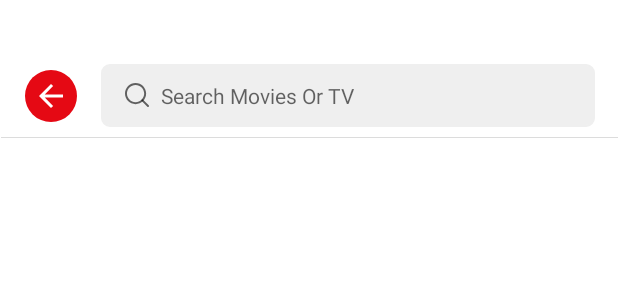
After one commit to wahyouwebid/MovieQ, an Android app: the layout activity_search.xml on its own in the app's theme, with its tools: preview values and no code run, on a phone screen of 412 x 824 dp. The commit adds this screen. Shown: the top 300 px of the screen. Run offline under Robolectric (Android 15) with nearby library versions, the phone set to English and light mode, and no system bars.

Commit message:
feat ui search

```diff
--- a/app/src/main/AndroidManifest.xml
+++ b/app/src/main/AndroidManifest.xml
@@ -12,7 +12,8 @@
         android:roundIcon="@mipmap/ic_launcher_round"
         android:supportsRtl="true"
         android:theme="@style/Theme.MovieQ.NoActionBar">
-        <activity android:name=".ui.movie.toprated.TopRatedMovieActivity"></activity>
+        <activity android:name=".ui.search.SearchActivity"></activity>
+        <activity android:name=".ui.movie.toprated.TopRatedMovieActivity" />
         <activity android:name=".ui.movie.popular.PopularMovieActivity" />
         <activity android:name=".ui.movie.upcoming.UpcomingMovieActivity" />
         <activity
--- a/app/src/main/java/web/id/wahyou/movieq/ui/movie/MovieFragment.kt
+++ b/app/src/main/java/web/id/wahyou/movieq/ui/movie/MovieFragment.kt
@@ -21,6 +21,7 @@ import web.id.wahyou.movieq.ui.movie.detail.DetailMovieActivity
 import web.id.wahyou.movieq.ui.movie.popular.PopularMovieActivity
 import web.id.wahyou.movieq.ui.movie.toprated.TopRatedMovieActivity
 import web.id.wahyou.movieq.ui.movie.upcoming.UpcomingMovieActivity
+import web.id.wahyou.movieq.ui.search.SearchActivity
 import web.id.wahyou.movieq.utils.Utils.delay
 
 @AndroidEntryPoint
@@ -117,6 +118,10 @@ class MovieFragment : Fragment() {
             tvSeePopular.setOnClickListener {
                 startActivity(Intent(requireContext(), PopularMovieActivity::class.java))
             }
+
+            search.setOnClickListener {
+                startActivity(Intent(requireContext(), SearchActivity::class.java))
+            }
         }
     }
 
--- a/app/src/main/java/web/id/wahyou/movieq/ui/tvshow/TvShowFragment.kt
+++ b/app/src/main/java/web/id/wahyou/movieq/ui/tvshow/TvShowFragment.kt
@@ -14,6 +14,7 @@ import web.id.wahyou.movieq.data.model.tvshow.DataTvShow
 import web.id.wahyou.movieq.databinding.BottomSheetBinding
 import web.id.wahyou.movieq.databinding.FragmentTvshowBinding
 import web.id.wahyou.movieq.state.TvShowState
+import web.id.wahyou.movieq.ui.search.SearchActivity
 import web.id.wahyou.movieq.ui.tvshow.detail.DetailTvShowActivity
 import web.id.wahyou.movieq.utils.Utils.delay
 
@@ -55,6 +56,10 @@ class TvShowFragment : Fragment() {
                 it.adapter = adapter
                 it.layoutManager = GridLayoutManager(requireContext(), 3)
                 it.setHasFixedSize(true)
+            }
+
+            search.setOnClickListener {
+                startActivity(Intent(requireContext(), SearchActivity::class.java))
             }
         }
     }
--- a/app/src/main/res/drawable/ic_search.xml
+++ b/app/src/main/res/drawable/ic_search_small.xml
@@ -1,5 +1,5 @@
-<vector android:height="50dp" android:viewportHeight="512"
-    android:viewportWidth="512" android:width="50dp" xmlns:android="http://schemas.android.com/apk/res/android">
+<vector android:height="16dp" android:viewportHeight="512"
+    android:viewportWidth="512" android:width="16dp" xmlns:android="http://schemas.android.com/apk/res/android">
     <path android:fillColor="?attr/colorControlNormal" android:pathData="M225.474,0C101.151,0 0,101.151 0,225.474c0,124.33 101.151,225.474 225.474,225.474c124.33,0 225.474,-101.144 225.474,-225.474C450.948,101.151 349.804,0 225.474,0zM225.474,409.323c-101.373,0 -183.848,-82.475 -183.848,-183.848S124.101,41.626 225.474,41.626s183.848,82.475 183.848,183.848S326.847,409.323 225.474,409.323z"/>
     <path android:fillColor="?attr/colorControlNormal" android:pathData="M505.902,476.472L386.574,357.144c-8.131,-8.131 -21.299,-8.131 -29.43,0c-8.131,8.124 -8.131,21.306 0,29.43l119.328,119.328c4.065,4.065 9.387,6.098 14.715,6.098c5.321,0 10.649,-2.033 14.715,-6.098C514.033,497.778 514.033,484.596 505.902,476.472z"/>
 </vector>
--- /dev/null
+++ b/app/src/main/res/layout/activity_search.xml
@@ -0,0 +1,62 @@
+<?xml version="1.0" encoding="utf-8"?>
+<androidx.constraintlayout.widget.ConstraintLayout xmlns:android="http://schemas.android.com/apk/res/android"
+    xmlns:app="http://schemas.android.com/apk/res-auto"
+    xmlns:tools="http://schemas.android.com/tools"
+    android:layout_width="match_parent"
+    android:layout_height="match_parent"
+    tools:context=".ui.search.SearchActivity"
+    android:paddingTop="36dp">
+
+    <com.google.android.material.appbar.MaterialToolbar
+        android:id="@+id/toolbar"
+        android:layout_width="match_parent"
+        android:layout_height="?attr/actionBarSize"
+        android:background="?android:attr/windowBackground"
+        app:layout_constraintStart_toStartOf="parent"
+        app:layout_constraintTop_toTopOf="parent"
+        android:layout_marginStart="-16dp">
+
+        <RelativeLayout
+            android:layout_width="match_parent"
+            android:layout_height="wrap_content">
+
+            <ImageView
+                android:id="@+id/imgBack"
+                android:layout_width="wrap_content"
+                android:layout_height="wrap_content"
+                android:layout_centerVertical="true"
+                android:padding="@dimen/size_5"
+                android:layout_marginStart="@dimen/margin_16"
+                android:background="@drawable/shp_circle_primary"
+                android:src="@drawable/ic_baseline_arrow_back_24"
+                app:tint="@color/white"
+                android:contentDescription="@string/title_content_des_img_back"/>
+
+            <EditText
+                android:layout_width="match_parent"
+                android:layout_height="42dp"
+                android:layout_alignParentEnd="true"
+                android:layout_centerVertical="true"
+                android:paddingStart="@dimen/padding_16"
+                android:paddingEnd="@dimen/padding_16"
+                android:paddingTop="@dimen/padding_8"
+                android:paddingBottom="@dimen/padding_8"
+                android:layout_marginEnd="@dimen/margin_16"
+                android:layout_marginStart="@dimen/margin_16"
+                android:layout_toEndOf="@+id/imgBack"
+                android:background="@drawable/shp_background_search"
+                android:hint="@string/title_search"
+                android:textSize="14sp"
+                android:drawableStart="@drawable/ic_search_small"
+                android:drawablePadding="@dimen/margin_8"/>
+
+
+            <View
+                android:layout_width="match_parent"
+                android:layout_height="0.5dp"
+                android:background="@color/colorStroke"
+                android:layout_alignParentBottom="true"/>
+        </RelativeLayout>
+    </com.google.android.material.appbar.MaterialToolbar>
+
+</androidx.constraintlayout.widget.ConstraintLayout>
--- a/app/src/main/res/values/strings.xml
+++ b/app/src/main/res/values/strings.xml
@@ -20,4 +20,5 @@
     <string name="title_viewers">. Viewers</string>
     <string name="title_see_all">See all</string>
     <string name="title_cast">Cast</string>
+    <string name="title_search">Search Movies Or TV</string>
 </resources>
```
Also changed, not shown: app/src/main/java/web/id/wahyou/movieq/ui/search/SearchActivity.kt (added, +40 -0 lines).
